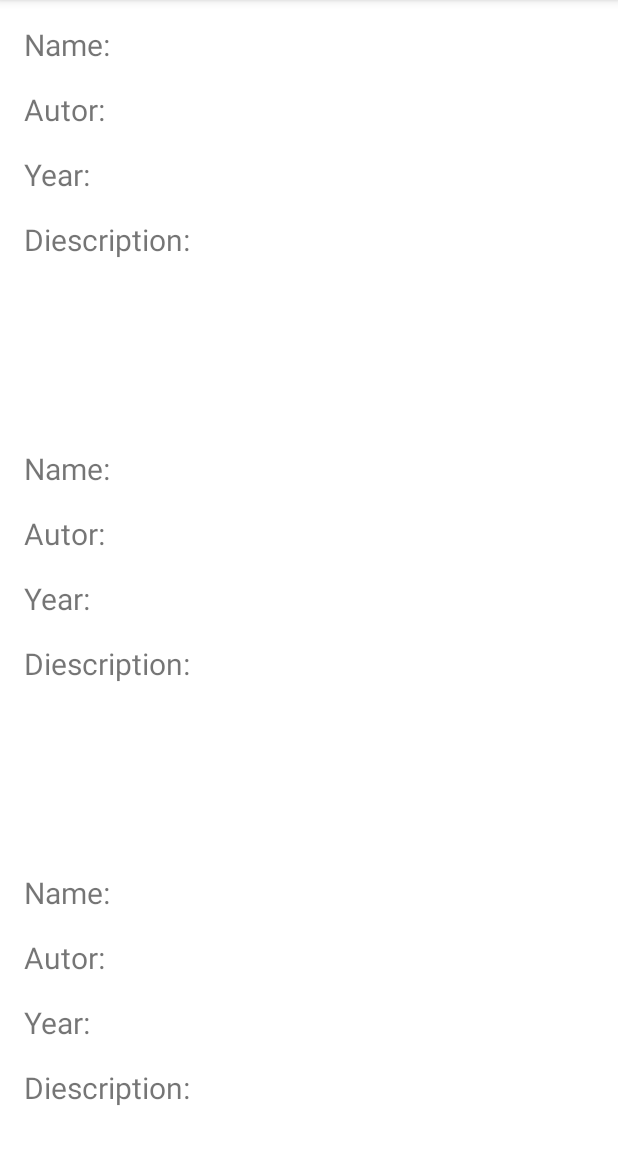
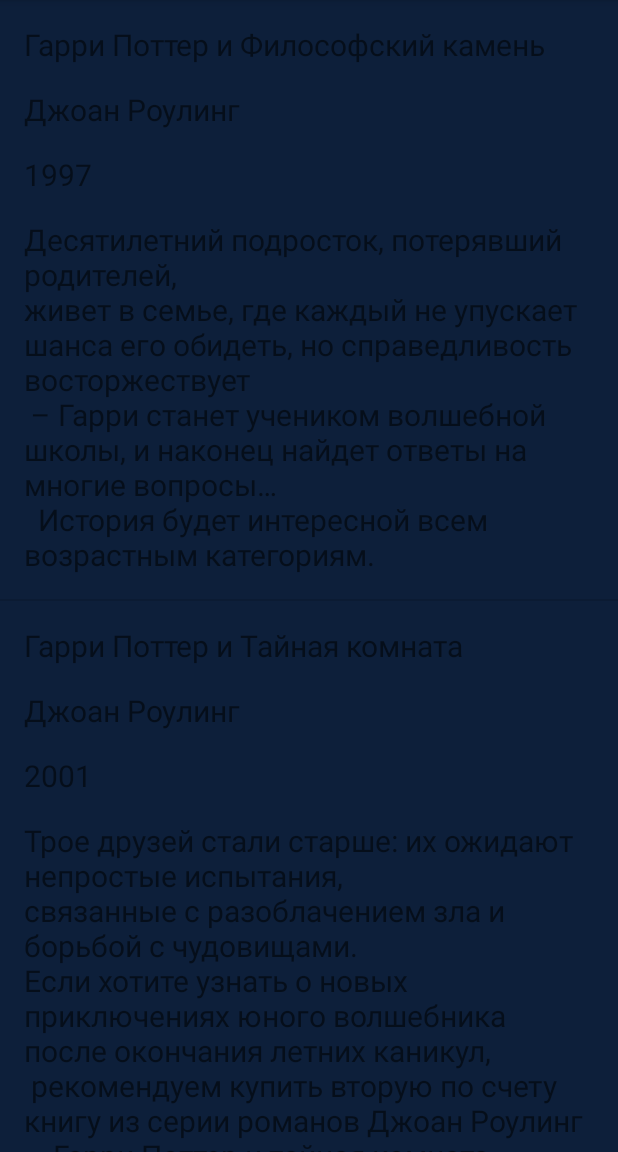
Before and after one commit to PavlovVitalii/KotlinLesson13, an Android app: the screen it shows after launch (AllBookActivity), after a tap on "LOAD ALL BOOKS", on a phone screen of 412 x 824 dp, the part 84-1236 px from its top. Run offline under Robolectric (Android 15) with nearby library versions, the phone set to English and light mode, and no system bars; our stand-ins replace Room's generated code.

Commit message:
Final commit

```diff
--- a/app/src/main/java/com/example/kotlinlesson13/AllBookActivity.kt
+++ b/app/src/main/java/com/example/kotlinlesson13/AllBookActivity.kt
@@ -7,10 +7,10 @@ import android.view.ViewGroup
 import android.widget.TextView
 import androidx.appcompat.app.AppCompatActivity
 import androidx.lifecycle.lifecycleScope
+import androidx.recyclerview.widget.DividerItemDecoration
 import androidx.recyclerview.widget.LinearLayoutManager
 import androidx.recyclerview.widget.RecyclerView
 import com.example.kotlinlesson13.db.Book
-import com.example.kotlinlesson13.db.BookDao
 import com.example.kotlinlesson13.db.BookObj
 import kotlinx.coroutines.Dispatchers
 import kotlinx.coroutines.launch
@@ -23,19 +23,24 @@ class AllBookActivity : AppCompatActivity() {
     override fun onCreate(savedInstanceState: Bundle?) {
         super.onCreate(savedInstanceState)
         setContentView(R.layout.activity_all_book)
+        val recyclerView = findViewById<RecyclerView>(R.id.recyclerView)
+
 
         lifecycleScope.launch(Dispatchers.IO) {
             bookList = db.getAll()
+            recyclerView.adapter = MyAdapter(bookList)
         }
 
-        val recyclerView = findViewById<RecyclerView>(R.id.recyclerView)
         recyclerView.layoutManager = LinearLayoutManager(this)
-        recyclerView.adapter = MyAdapter(bookListItems, bookList)
+        recyclerView.addItemDecoration(
+            DividerItemDecoration
+                (this, LinearLayoutManager.VERTICAL)
+        )
 
 
     }
 
-    class MyAdapter(private val items: List<BookItems>, val bookList:List<Book>) :
+    class MyAdapter(private val bookList: List<Book>) :
         RecyclerView.Adapter<MyAdapter.ViewHolder>() {
 
         class ViewHolder(view: View) : RecyclerView.ViewHolder(view) {
@@ -56,16 +61,16 @@ class AllBookActivity : AppCompatActivity() {
         override fun onBindViewHolder(holder: ViewHolder, position: Int) {
 
 
-            items[position].apply {
-                holder.name.text = bookList.get(position).name
-                holder.autor.text = bookList.get(position).author
-                holder.year.text = bookList.get(position).year
-                holder.description.text = bookList.get(position).description
+            bookList[position].apply {
+                holder.name.text = bookList[position].name
+                holder.autor.text = bookList[position].author
+                holder.year.text = bookList[position].year
+                holder.description.text = bookList[position].description
             }
 
         }
 
-        override fun getItemCount() = items.size
+        override fun getItemCount() = bookList.size
 
 
     }
--- a/app/src/main/java/com/example/kotlinlesson13/BookItems.kt
+++ /dev/null
@@ -1,23 +0,0 @@
-package com.example.kotlinlesson13
-
-data class BookItems(
-    val name: String,
-    val autor: String,
-    val year: String,
-    val description: String
-)
-
-var bookListItems = listOf(
-    BookItems("Name: ", "Autor: ", "Year: ", "Description: "),
-    BookItems("Name: ", "Autor: ", "Year: ", "Description: "),
-    BookItems("Name: ", "Autor: ", "Year: ", "Description: "),
-    BookItems("Name: ", "Autor: ", "Year: ", "Description: "),
-    BookItems("Name: ", "Autor: ", "Year: ", "Description: "),
-    BookItems("Name: ", "Autor: ", "Year: ", "Description: "),
-    BookItems("Name: ", "Autor: ", "Year: ", "Description: "),
-    BookItems("Name: ", "Autor: ", "Year: ", "Description: "),
-    BookItems("Name: ", "Autor: ", "Year: ", "Description: "),
-    BookItems("Name: ", "Autor: ", "Year: ", "Description: "),
-    BookItems("Name: ", "Autor: ", "Year: ", "Description: "),
-    BookItems("Name: ", "Autor: ", "Year: ", "Description: "),
-)
--- a/app/src/main/java/com/example/kotlinlesson13/MainActivity.kt
+++ b/app/src/main/java/com/example/kotlinlesson13/MainActivity.kt
@@ -9,6 +9,7 @@ import androidx.appcompat.app.AppCompatActivity
 import androidx.lifecycle.lifecycleScope
 import com.example.kotlinlesson13.db.Book
 import com.example.kotlinlesson13.db.BookObj
+import com.example.kotlinlesson13.db.BooksFactory
 import kotlinx.coroutines.Dispatchers
 import kotlinx.coroutines.launch
 
@@ -20,11 +21,20 @@ class MainActivity : AppCompatActivity() {
     lateinit var year: String
     lateinit var description: String
 
+
     override fun onCreate(savedInstanceState: Bundle?) {
         super.onCreate(savedInstanceState)
         setContentView(R.layout.activity_main)
         val db = BookObj.bookDao
 
+        lifecycleScope.launch(Dispatchers.IO) {
+            val books = db.getAll()
+            if (books.size == 0) {
+                for (el in BooksFactory().createBooks()) {
+                    db.insert(el)
+                }
+            }
+        }
         findViewById<EditText>(R.id.descriptionView).setOnEditorActionListener { _, actionId, _ ->
             return@setOnEditorActionListener when (actionId) {
                 EditorInfo.IME_ACTION_DONE -> {
@@ -33,16 +43,15 @@ class MainActivity : AppCompatActivity() {
                     autor = findViewById<EditText>(R.id.autorView).text.toString()
                     year = findViewById<EditText>(R.id.yeraView).text.toString()
                     description = findViewById<EditText>(R.id.descriptionView).text.toString()
-//                    val listBook = listOf<Book>(
-//                        Book("a", "a", "a", "a"),
-//                        Book("b", "b", "b", "b"),
-//                        Book("c", "c", "c", "c"),
-//                        Book("d", "d", "d", "d")
-//                    )
+
 
                     lifecycleScope.launch(Dispatchers.IO) {
                         db.insert(Book(name, autor, year, description))
                     }
+                    findViewById<EditText>(R.id.nameView).text.clear()
+                    findViewById<EditText>(R.id.autorView).text.clear()
+                    findViewById<EditText>(R.id.yeraView).text.clear()
+                    findViewById<EditText>(R.id.descriptionView).text.clear()
 
                     true
                 }
@@ -59,7 +68,7 @@ class MainActivity : AppCompatActivity() {
 
         val button_2 = findViewById<Button>(R.id.load_button)
         button_2.setOnClickListener {
-            startActivity(Intent(this,AllBookActivity::class.java))
+            startActivity(Intent(this, AllBookActivity::class.java))
         }
     }
 
--- a/app/src/main/java/com/example/kotlinlesson13/db/AppDatabase.kt
+++ b/app/src/main/java/com/example/kotlinlesson13/db/AppDatabase.kt
@@ -4,6 +4,6 @@ import androidx.room.Database
 import androidx.room.RoomDatabase
 
 @Database(entities = [Book::class], version = 1)
-abstract class AppDatabase: RoomDatabase() {
+abstract class AppDatabase : RoomDatabase() {
     abstract fun bookDao(): BookDao
 }
--- a/app/src/main/java/com/example/kotlinlesson13/db/Book.kt
+++ b/app/src/main/java/com/example/kotlinlesson13/db/Book.kt
@@ -13,4 +13,6 @@ data class Book(
 ) {
     @PrimaryKey(autoGenerate = true)
     var id: Int = 0
+
+
 }
--- /dev/null
+++ b/app/src/main/java/com/example/kotlinlesson13/db/BooksFactory.kt
@@ -0,0 +1,63 @@
+package com.example.kotlinlesson13.db
+
+class BooksFactory() {
+
+    fun createBooks(): List<Book> {
+        val createBooks = listOf<Book>(
+            Book(
+                "Гарри Поттер и Философский камень",
+                "Джоан Роулинг", "1997",
+                """Десятилетний подросток, потерявший родителей,
+        |живет в семье, где каждый не упускает шанса его обидеть, но справедливость восторжествует
+        | – Гарри станет учеником волшебной школы, и наконец найдет ответы на многие вопросы…
+        |  История будет интересной всем возрастным категориям.""".trimMargin()
+            ),
+            Book(
+                "Гарри Поттер и Тайная комната",
+                "Джоан Роулинг", "2001",
+                """Трое друзей стали старше: их ожидают непростые испытания,
+        |связанные с разоблачением зла и борьбой с чудовищами.
+        |Если хотите узнать о новых приключениях юного волшебника после окончания летних каникул,
+        | рекомендуем купить вторую по счету книгу из серии романов Джоан Роулинг - «Гарри Поттер и тайная комната».""".trimMargin()
+            ),
+            Book(
+                "Гарри Поттер и Узник Азкабана",
+                "Джоан Роулинг", "1999",
+                """Книга «Гарри Поттер и узника Азкабана» открывает перед нами новую историю,
+        | в которой основой сюжета становится побег одного из пожирателей смерти из тюрьмы.
+        | Герои полагают, что он намерен убить Гарри. Но так или все на самом деле?""".trimMargin()
+            ),
+            Book(
+                "Гарри Поттер и Кубок Огня",
+                "Джоан Роулинг", "2002",
+                """В новом учебном году грядет важное для школы Хогвартс событие – турнир волшебников.
+        | По правилам в нем могут принимать участие только ученики, которые достигли 17 лет.
+        | Но кубок неожиданно выдает еще одного участника – конечно, нашего героя.""".trimMargin()
+            ),
+            Book(
+                "Гарри Поттер и Орден Феникса",
+                "Джоан Роулинг", "2004",
+                """Книга «Гарри Поттер и Орден Феникса» повествует нам о возрождении тайного сообщества,
+        |которое направлено на борьбу с Пожирателями смерти и темными силами Волан-де-Морта""".trimMargin()
+            ),
+            Book(
+                "Гарри Поттер и Принц-полукровка",
+                "Джоан Роулинг", "2005",
+                """По сюжету шестой части романа юному волшебнику шестнадцать.
+        | Он продолжает обучение в школе магии Хогвартс, преуспевая в зельеварении и игре в квиддич,
+        | одновременно шаг за шагом приближаясь к разгадке темной магии Волан-де-Морта.""".trimMargin()
+            ),
+            Book(
+                "Гарри Поттер и Дары смерти",
+                "Джоан Роулинг", "2007",
+                """Заключительную часть саги ожидали миллионы поклонников.
+                    |Многолетние приключения юных магов должны подойти к логическому завершению, зло нужно повергнуть,
+                    | а справедливость восстановить. Но хватит ли сил и смелости у Гарри и его друзей победить Темного Лорда?
+                    |  Книга «Гарри Поттер и Дары Смерти» расскажет Вам об этом, а заодно перенесет
+                    |  Вас в захватывающий водоворот событий, где будет много драматических и волнующих поворотов.""".trimMargin()
+            )
+
+        )
+        return createBooks
+    }
+}
--- a/app/src/main/res/layout/activity_all_book.xml
+++ b/app/src/main/res/layout/activity_all_book.xml
@@ -9,5 +9,6 @@
         android:id="@+id/recyclerView"
         android:layout_width="match_parent"
         android:layout_height="match_parent"
+        android:background="#0D1F3A"
         tools:listitem="@layout/book_item" />
 </androidx.constraintlayout.widget.ConstraintLayout>
--- a/app/src/main/res/layout/book_item.xml
+++ b/app/src/main/res/layout/book_item.xml
@@ -54,7 +54,6 @@
             android:layout_marginEnd="16dp"
             android:layout_marginBottom="16dp"
             android:inputType="textMultiLine"
-            android:lines="5"
             android:text="@string/diescription"
             android:textSize="20sp" />
     </LinearLayout>
```
